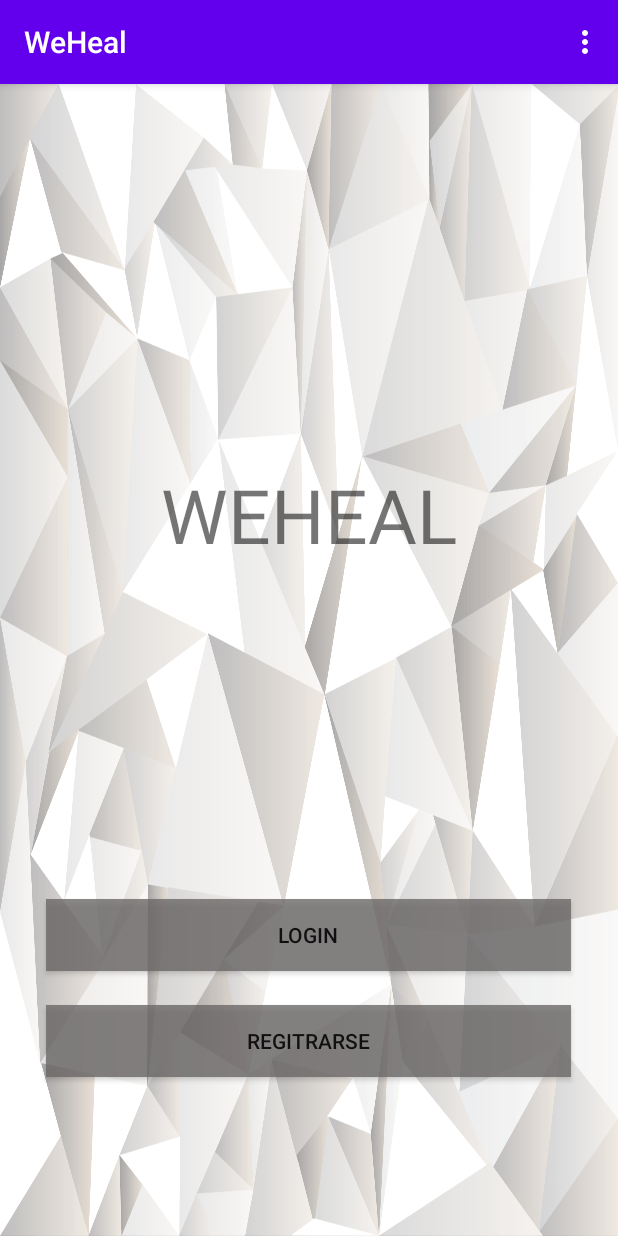
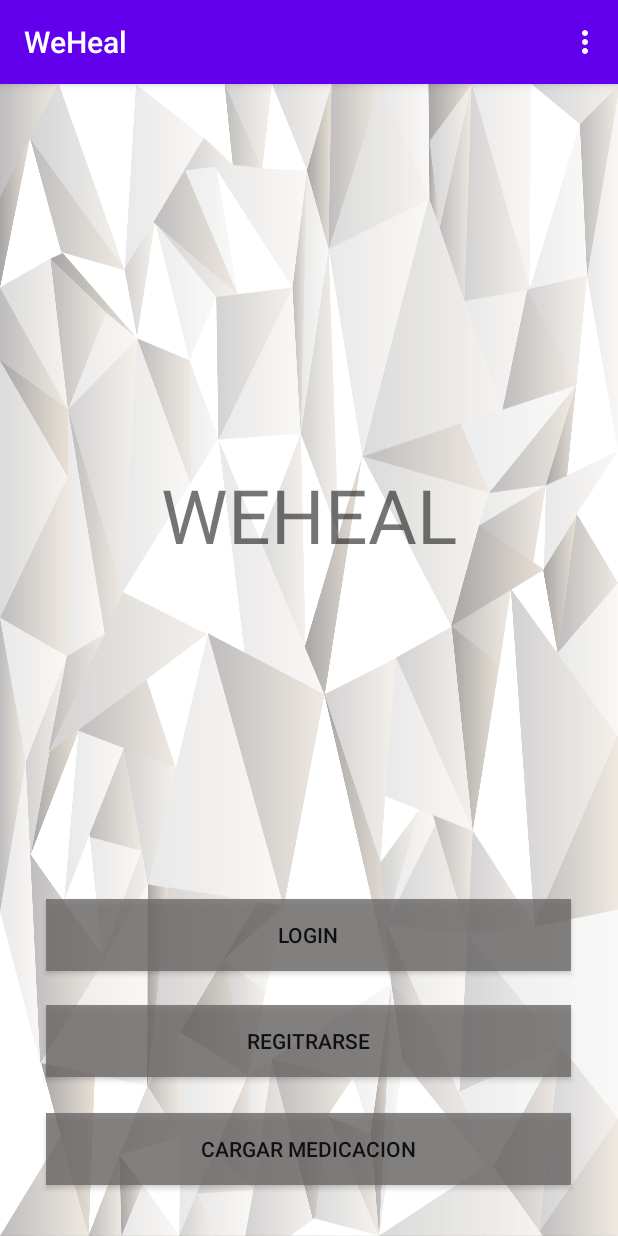
Before and after one commit to Castrogiovanni20/WeHeal, an Android app: the screen it shows after launch (MainActivity), on a phone screen of 412 x 824 dp. Run offline under Robolectric (Android 15) with nearby library versions, the light colour scheme and no system bars.

Commit message:
se agregar la carga de medicacion

```diff
--- a/app/src/main/AndroidManifest.xml
+++ b/app/src/main/AndroidManifest.xml
@@ -9,6 +9,7 @@
         android:roundIcon="@mipmap/ic_launcher_round"
         android:supportsRtl="true"
         android:theme="@style/AppTheme">
+        <activity android:name=".CargaMedicacion"></activity>
         <activity android:name=".Login" />
         <activity android:name=".Registro" />
         <activity android:name=".MainActivity">
--- a/app/src/main/java/com/example/weheal/MainActivity.java
+++ b/app/src/main/java/com/example/weheal/MainActivity.java
@@ -23,6 +23,7 @@ public class MainActivity extends AppCompatActivity {
 
         Button registro = findViewById(R.id.registro);
         Button login = findViewById(R.id.login);
+        Button cargaMedicacion = findViewById(R.id.cargaMedicacion);
 
 
 
@@ -42,5 +43,14 @@ public class MainActivity extends AppCompatActivity {
 
             }
         });
+
+        cargaMedicacion.setOnClickListener(new View.OnClickListener() {
+            @Override
+            public void onClick(View view) {
+                Intent intent = new Intent(getApplicationContext(),CargaMedicacion.class);
+                startActivity(intent);
+
+            }
+        });
     }
 }
--- a/app/src/main/res/layout/activity_main.xml
+++ b/app/src/main/res/layout/activity_main.xml
@@ -53,5 +53,21 @@
         app:layout_constraintTop_toTopOf="@+id/textView"
         app:layout_constraintVertical_bias="0.808" />
 
+    <Button
+        android:id="@+id/cargaMedicacion"
+        android:layout_width="350dp"
+        android:layout_height="wrap_content"
+        android:layout_alignParentBottom="true"
+        android:layout_centerVertical="true"
+        android:layout_marginBottom="20dp"
+        android:background="#C86C6868"
+        android:text="Cargar medicacion"
+        app:layout_constraintBottom_toBottomOf="parent"
+        app:layout_constraintEnd_toEndOf="parent"
+        app:layout_constraintHorizontal_bias="0.491"
+        app:layout_constraintStart_toStartOf="parent"
+        app:layout_constraintTop_toTopOf="@+id/textView"
+        app:layout_constraintVertical_bias="0.969" />
+
 
 </androidx.constraintlayout.widget.ConstraintLayout>
```
Also changed, not shown: app/src/main/java/com/example/weheal/CargaMedicacion.java (added, +14 -0 lines), app/src/main/res/layout/activity_carga_medicacion.xml (added, +73 -0 lines), app/src/main/res/values/strings.xml (+6 -1 lines).
